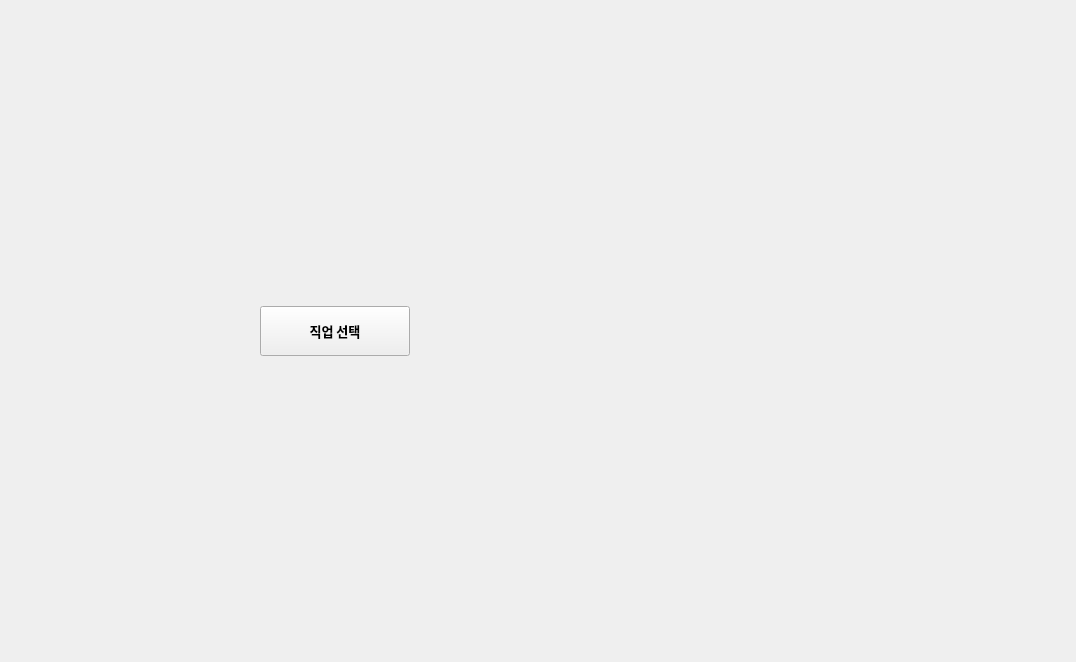
The window that setting_adviser/setting_adviser.ui (Wseop/Qt_LoaTools) describes before a commit, drawn with Qt 5.
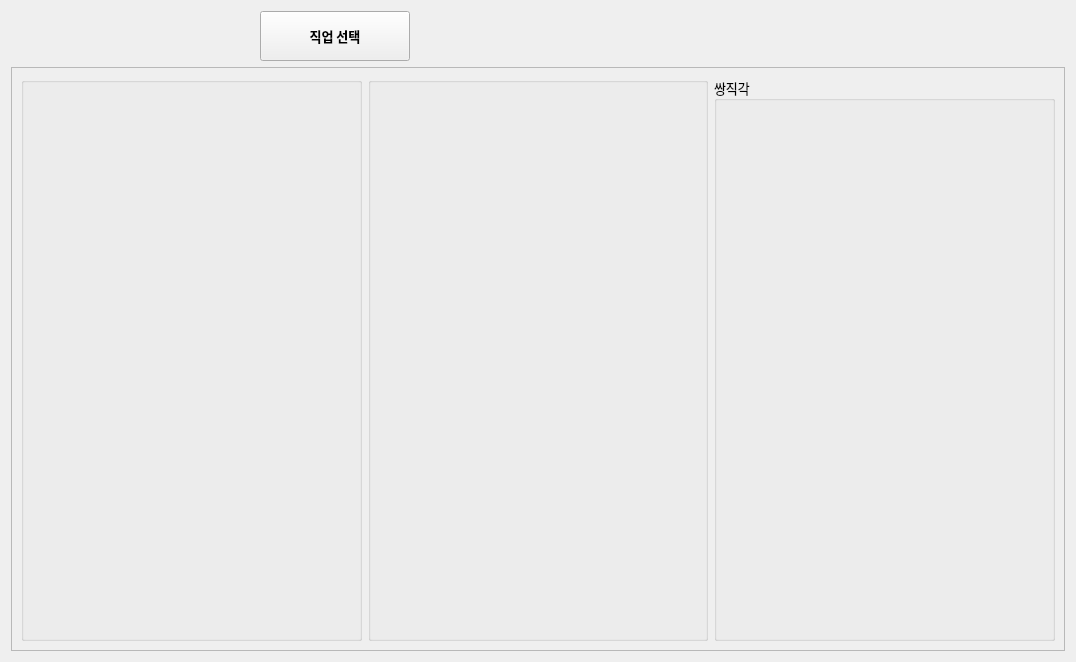
The same window after the commit.

Commit message: Implement rendering settings

The edit to the form file:
```diff
--- a/setting_adviser/setting_adviser.ui
+++ b/setting_adviser/setting_adviser.ui
@@ -71,17 +71,81 @@
     </layout>
    </item>
    <item>
+    <widget class="QScrollArea" name="scrollArea">
+     <property name="widgetResizable">
+      <bool>true</bool>
+     </property>
+     <widget class="QWidget" name="scrollAreaWidgetContents">
+      <property name="geometry">
+       <rect>
+        <x>0</x>
+        <y>0</y>
+        <width>1056</width>
+        <height>584</height>
+       </rect>
+      </property>
+      <layout class="QVBoxLayout" name="verticalLayout_2">
+       <item>
     <layout class="QHBoxLayout" name="hLayoutSettings">
      <item>
+          <widget class="QGroupBox" name="groupSetting1">
+           <property name="font">
+            <font>
+             <family>나눔스퀘어 네오 Regular</family>
+             <pointsize>10</pointsize>
+            </font>
+           </property>
+           <property name="title">
+            <string/>
+           </property>
+           <layout class="QVBoxLayout" name="verticalLayout_4">
+            <item>
       <layout class="QVBoxLayout" name="vLayoutSetting1"/>
      </item>
+           </layout>
+          </widget>
+         </item>
+         <item>
+          <widget class="QGroupBox" name="groupSetting2">
+           <property name="font">
+            <font>
+             <family>나눔스퀘어 네오 Regular</family>
+             <pointsize>10</pointsize>
+            </font>
+           </property>
+           <property name="title">
+            <string/>
+           </property>
+           <layout class="QVBoxLayout" name="verticalLayout_3">
      <item>
       <layout class="QVBoxLayout" name="vLayoutSetting2"/>
      </item>
+           </layout>
+          </widget>
+         </item>
+         <item>
+          <widget class="QGroupBox" name="groupSetting3">
+           <property name="font">
+            <font>
+             <family>나눔스퀘어 네오 Regular</family>
+             <pointsize>10</pointsize>
+            </font>
+           </property>
+           <property name="title">
+            <string>쌍직각</string>
+           </property>
+           <layout class="QVBoxLayout" name="verticalLayout_5">
      <item>
       <layout class="QVBoxLayout" name="vLayoutSetting3"/>
      </item>
     </layout>
+          </widget>
+         </item>
+        </layout>
+       </item>
+      </layout>
+     </widget>
+    </widget>
    </item>
   </layout>
  </widget>
```
Lines whose indentation alone changed are shown as unchanged. The commit also changes 8 other files.
